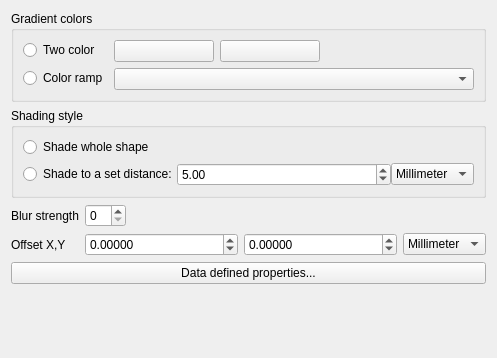
Above: src/ui/symbollayer/widget_shapeburstfill.ui from carsmie/QGIS before the change. Below: the same form after it.
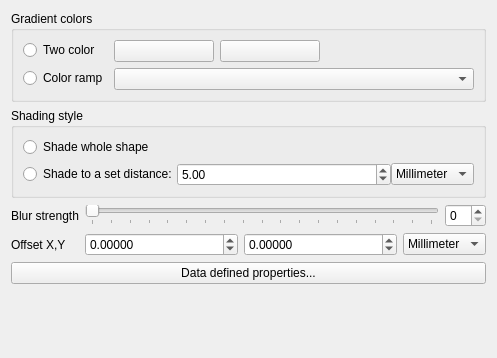
That is the form after the change. Custom widgets are drawn as their Qt base class.

Commit message: Add a slider for setting the shapeburst fill blur amount

What changed in the file:
```diff
--- a/src/ui/symbollayer/widget_shapeburstfill.ui
+++ b/src/ui/symbollayer/widget_shapeburstfill.ui
@@ -171,6 +171,25 @@
    </item>
    <item row="2" column="1">
     <layout class="QHBoxLayout" name="horizontalLayout_4">
+     <item>
+      <widget class="QSlider" name="mBlurSlider">
+       <property name="maximum">
+        <number>18</number>
+       </property>
+       <property name="pageStep">
+        <number>3</number>
+       </property>
+       <property name="orientation">
+        <enum>Qt::Horizontal</enum>
+       </property>
+       <property name="tickPosition">
+        <enum>QSlider::TicksBelow</enum>
+       </property>
+       <property name="tickInterval">
+        <number>1</number>
+       </property>
+      </widget>
+     </item>
      <item>
       <widget class="QSpinBox" name="mSpinBlurRadius">
        <property name="sizePolicy">
@@ -184,19 +203,6 @@
        </property>
       </widget>
      </item>
-     <item>
-      <spacer name="horizontalSpacer_2">
-       <property name="orientation">
-        <enum>Qt::Horizontal</enum>
-       </property>
-       <property name="sizeHint" stdset="0">
-        <size>
-         <width>40</width>
-         <height>20</height>
-        </size>
-       </property>
-      </spacer>
-     </item>
     </layout>
    </item>
    <item row="3" column="0">
```
Left out of the diff: 10 changed lines with no effect on the pictures. The commit also changes 1 other file.
